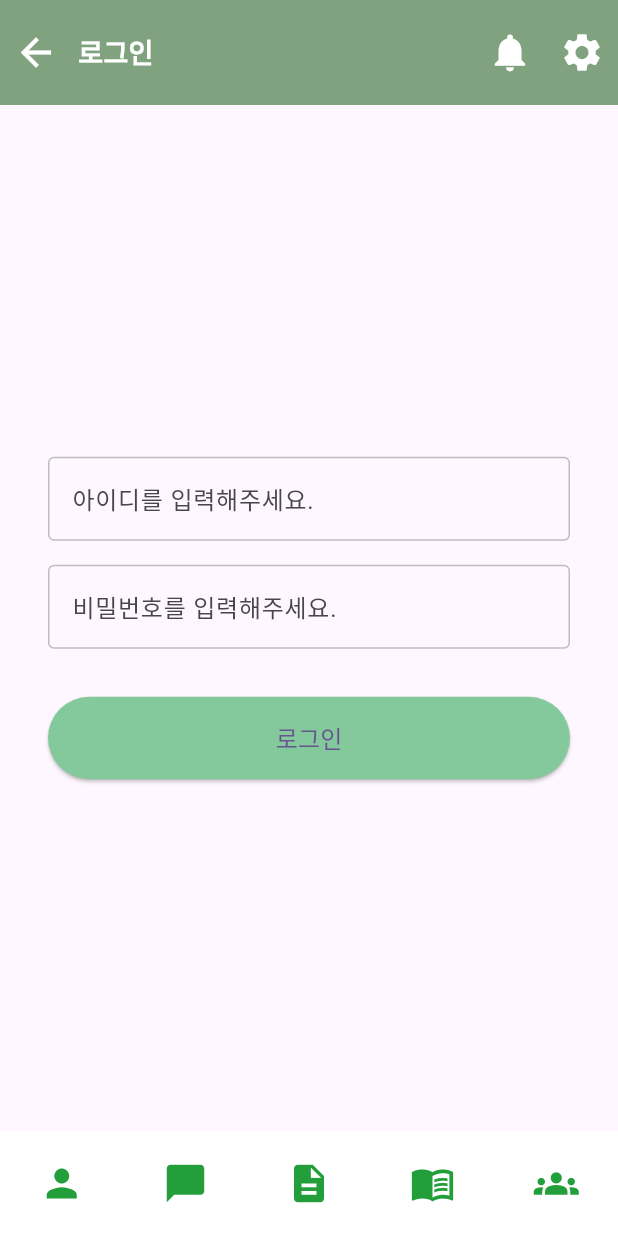
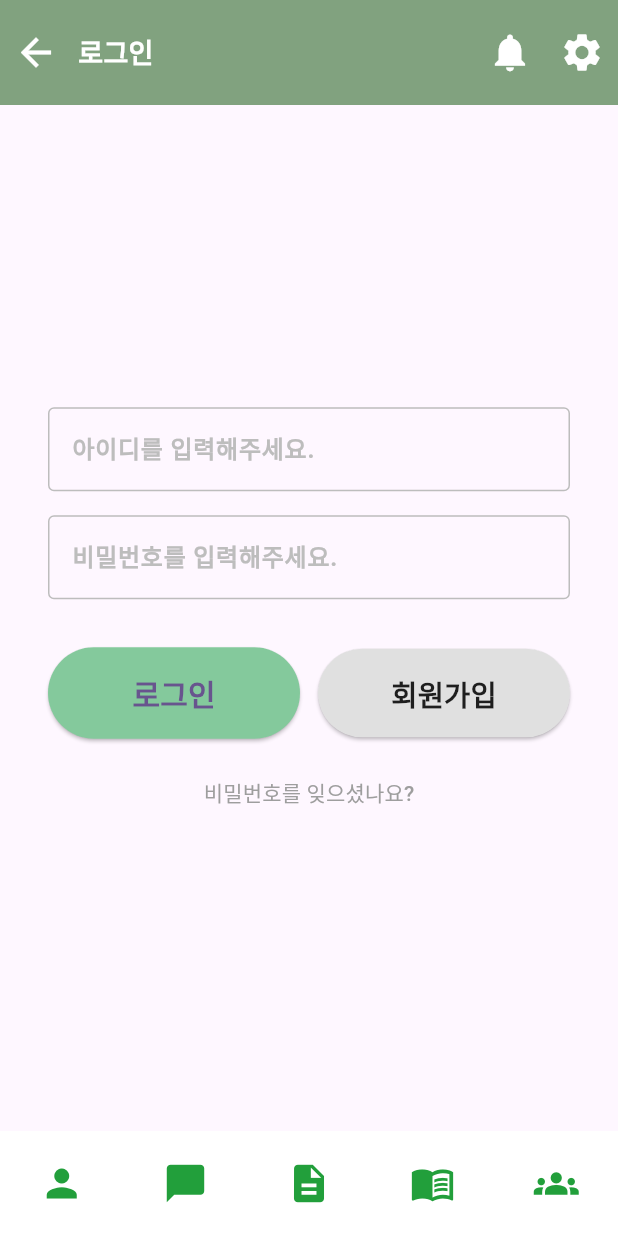
Before and after one commit to MrDos89/slivermate_project_flutter, a Flutter app: the LoginPage screen opened by its route, on a phone screen of 412 x 824 dp. Run offline on Flutter 3.47's test engine with Material 3 defaults, Android fonts, the phone set to English and light mode, and no system bars; our stand-ins replace dio, flutter_dotenv, font_awesome_flutter, lottie, readmore, video_player and 1 more; network calls fail; project files that could hold a hidden picture were left out.

Commit message:
[예진] 로그인 페이지 세부 변경

```diff
--- a/lib/pages/loginPage.dart
+++ b/lib/pages/loginPage.dart
@@ -40,7 +40,34 @@ class _LoginPageState extends State<LoginPage> {
       isLoading = false;
     });
 
+    print("로그인 성공 - 사용자: $email");
+
     Navigator.pushNamed(context, '/config');
+  }
+
+  void _goToSignup() {
+    Navigator.pushNamed(context, '/signUpPage');
+  }
+
+  void _goToFindPassword() {
+    Navigator.pushNamed(context, '/find-password');
+  }
+
+  void _showComingSoonDialog(BuildContext context) {
+  showDialog(
+    context: context,
+    builder:
+        (context) => AlertDialog(
+          title: const Text("준비중"),
+          content: const Text("해당 기능은 아직 준비중입니다."),
+          actions: [
+            TextButton(
+              onPressed: () => Navigator.pop(context),
+              child: const Text("확인"),
+            ),
+          ],
+        ),
+  );
 }
 
   @override
@@ -74,16 +101,20 @@ class _LoginPageState extends State<LoginPage> {
                       children: [
                         TextField(
                           controller: emailController,
-                          decoration: const InputDecoration(
+                          decoration: InputDecoration(
                             labelText: '아이디를 입력해주세요.',
+                            labelStyle: TextStyle(color: Colors.grey[400], fontWeight: FontWeight.bold),
+                            alignLabelWithHint: true,
                           ),
                         ),
                         const SizedBox(height: 16),
                         TextField(
                           controller: passwordController,
                           obscureText: true,
-                          decoration: const InputDecoration(
+                          decoration: InputDecoration(
                             labelText: '비밀번호를 입력해주세요.',
+                            labelStyle: TextStyle(color: Colors.grey[400], fontWeight: FontWeight.bold),
+                            alignLabelWithHint: true,
                           ),
                         ),
                         const SizedBox(height: 16),
@@ -91,21 +122,48 @@ class _LoginPageState extends State<LoginPage> {
                           Text(errorText!,
                               style: const TextStyle(color: Colors.red)),
                         const SizedBox(height: 16),
-                        SizedBox(
-                          width: double.infinity,
+                        Row(
+                          children: [
+                            Expanded(
                               child: ElevatedButton(
                                 onPressed: isLoading ? null : _login,
                                 style: ElevatedButton.styleFrom(
-                              backgroundColor: const Color(0xFF84C99C), // 연녹색
-                              padding:
-                              const EdgeInsets.symmetric(vertical: 16),
+                                  backgroundColor: const Color(0xFF84C99C),
+                                  padding: const EdgeInsets.symmetric(vertical: 16),
                                 ),
                                 child: isLoading
                                     ? const CircularProgressIndicator(
                                   color: Colors.white,
                                 )
-                                : const Text('로그인',
-                                style: TextStyle(fontSize: 16)),
+                                    : const Text('로그인', style: TextStyle(fontSize: 20,  fontWeight: FontWeight.bold)),
+                              ),
+                            ),
+                            const SizedBox(width: 12),
+                            Expanded(
+                              child: ElevatedButton(
+                                onPressed: _goToSignup,
+                                style: ElevatedButton.styleFrom(
+                                  backgroundColor: Colors.grey.shade300,
+                                  foregroundColor: Colors.black87,
+                                  padding: const EdgeInsets.symmetric(vertical: 16),
+                                ),
+                                child: const Text('회원가입', style: TextStyle(fontSize: 19,  fontWeight: FontWeight.bold)),
+                              ),
+                            ),
+                          ],
+                        ),
+
+                        const SizedBox(height: 12),
+
+                        // 비밀번호 찾기
+                        Align(
+                          alignment: Alignment.center,
+                          child: TextButton(
+                            onPressed: () => _showComingSoonDialog(context),
+                            child: const Text(
+                              '비밀번호를 잊으셨나요?',
+                              style: TextStyle(fontSize: 14, color: Colors.grey),
+                            ),
                           ),
                         ),
                       ],
```
Also changed, not shown: lib/main.dart (+4 -4 lines). Lines whose indentation alone changed are shown as unchanged.
